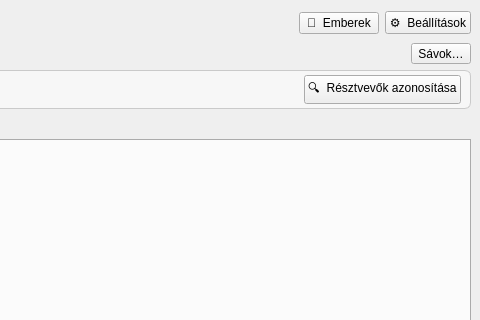
First picture: the form in gui/src/MainWindow.ui, repository RemedIT-Hungary/Tanara, before the edit; both pictures show x 640 to 1120 and y 0 to 320 of the 1120 by 720 pixel window.
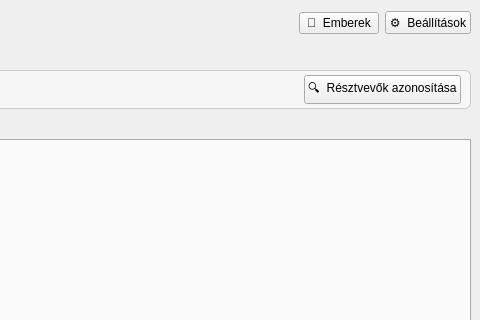
Second picture: the form after the edit. Custom widgets are drawn as their Qt base class.

Diff of the .ui file:
```diff
--- a/gui/src/MainWindow.ui
+++ b/gui/src/MainWindow.ui
@@ -79,12 +79,6 @@
             <property name="text"><string/></property>
            </widget>
           </item>
-          <item>
-           <widget class="QToolButton" name="tracksBtn">
-            <property name="text"><string>Sávok…</string></property>
-            <property name="toolTip"><string>A hangsávok (mikrofon / rendszerhang) megtekintése és ki-/bekapcsolása.</string></property>
-           </widget>
-          </item>
          </layout>
         </item>
         <item>
```
